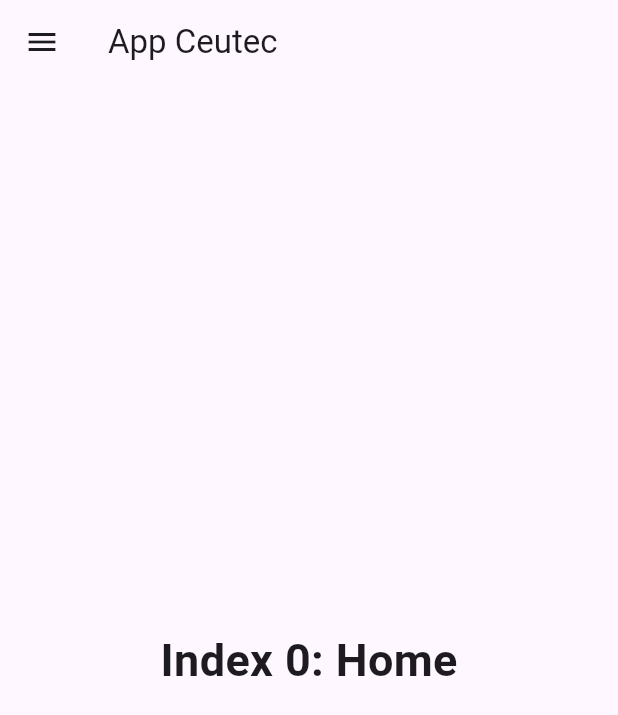
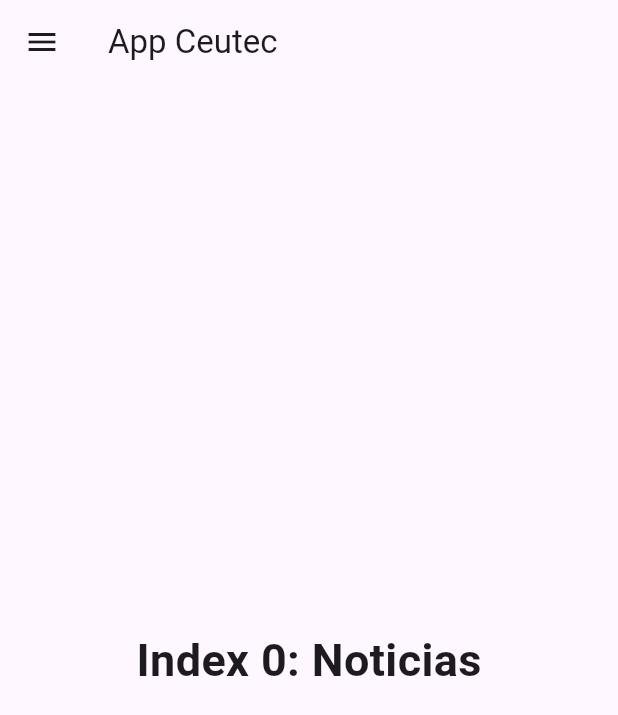
Before and after one commit to Fernanda-Dubon/Examen1Fer, a Flutter app: the screen it shows after launch, on a phone screen of 412 x 824 dp. Shown: the top 715 px of the screen. Run offline on Flutter 3.47's test engine with Material 3 defaults, Android fonts, the phone set to English and light mode, and no system bars.

Commit message:
adiccion pestaña tarea

```diff
--- a/lib/main.dart
+++ b/lib/main.dart
@@ -1,4 +1,5 @@
 import 'package:flutter/material.dart';
+import 'widgets/tareas.dart';  // Importa el archivo tareas.dart
 
 void main() => runApp(const MyApp());
 
@@ -29,19 +30,14 @@ class _MyHomePageState extends State<MyHomePage> {
   int _selectedIndex = 0;
   static const TextStyle optionStyle =
       TextStyle(fontSize: 30, fontWeight: FontWeight.bold);
-  static const List<Widget> _widgetOptions = <Widget>[
-    Text(
-      'Index 0: Home',
+
+  // Incluye el widget TasksWidget en la lista de opciones
+  static final List<Widget> _widgetOptions = <Widget>[
+    const Text(
+      'Index 0: Noticias',
       style: optionStyle,
     ),
-    Text(
-      'Index 1: Business',
-      style: optionStyle,
-    ),
-    Text(
-      'Index 2: School',
-      style: optionStyle,
-    ),
+    const TasksWidget(),  // Añade el widget TasksWidget aquí
   ];
 
   void _onItemTapped(int index) {
@@ -70,11 +66,7 @@ class _MyHomePageState extends State<MyHomePage> {
         child: _widgetOptions[_selectedIndex],
       ),
       drawer: Drawer(
-        // Add a ListView to the drawer. This ensures the user can scroll
-        // through the options in the drawer if there isn't enough vertical
-        // space to fit everything.
         child: ListView(
-          // Important: Remove any padding from the ListView.
           padding: EdgeInsets.zero,
           children: [
             const DrawerHeader(
@@ -87,9 +79,7 @@ class _MyHomePageState extends State<MyHomePage> {
               title: const Text('Noticias'),
               selected: _selectedIndex == 0,
               onTap: () {
-                // Update the state of the app
                 _onItemTapped(0);
-                // Then close the drawer
                 Navigator.pop(context);
               },
             ),
@@ -97,22 +87,10 @@ class _MyHomePageState extends State<MyHomePage> {
               title: const Text('Lista de tareas'),
               selected: _selectedIndex == 1,
               onTap: () {
-                // Update the state of the app
                 _onItemTapped(1);
-                // Then close the drawer
                 Navigator.pop(context);
               },
             ),
-           /* ListTile(
-              title: const Text('School'),
-              selected: _selectedIndex == 2,
-              onTap: () {
-                // Update the state of the app
-                _onItemTapped(2);
-                // Then close the drawer
-                Navigator.pop(context);
-              },
-            ),*/
           ],
         ),
       ),
```
